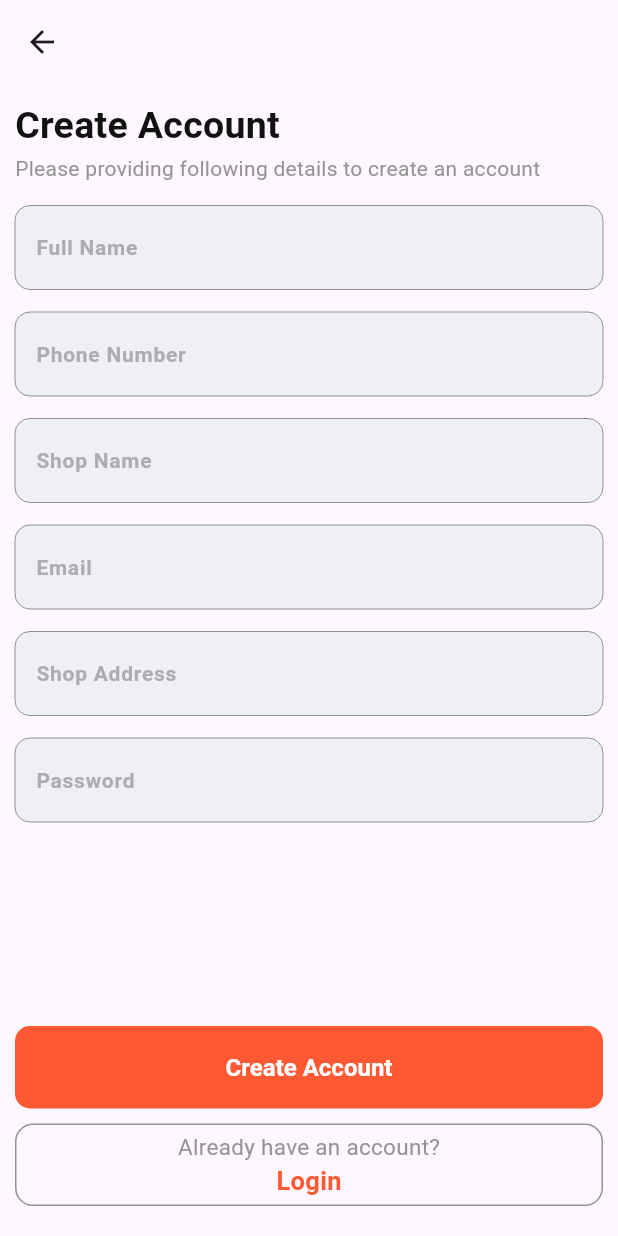
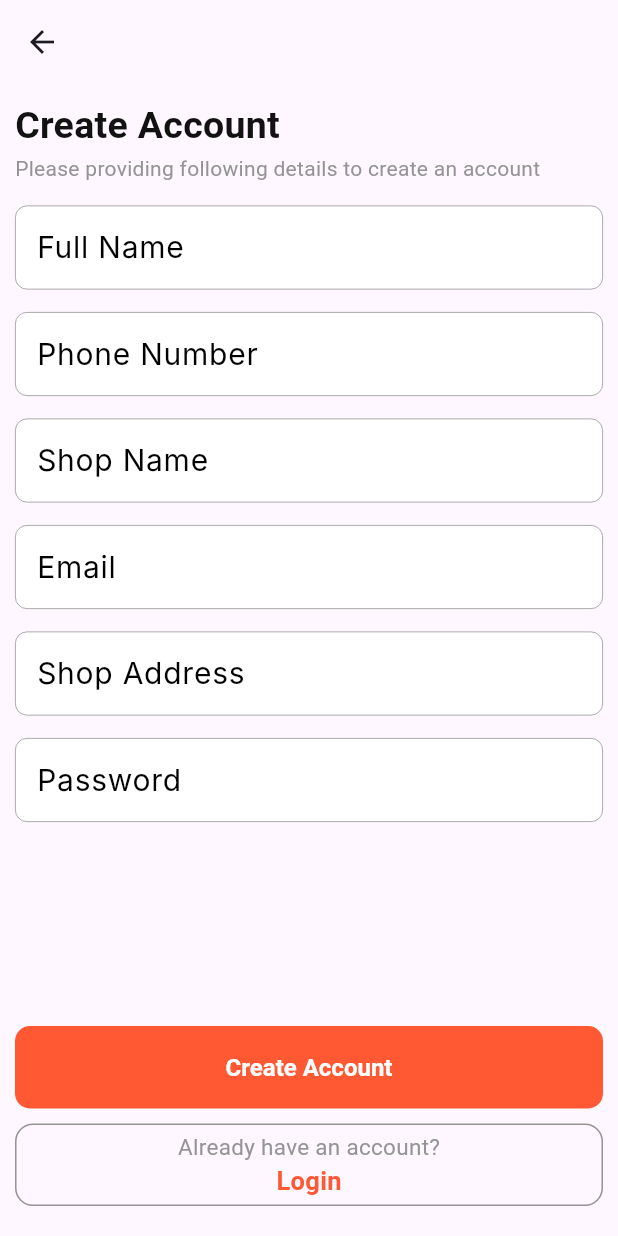
Before and after one commit to IAftabRehman/Karyana-App-with-API-Flutter, a Flutter app: the SignUpScreen screen opened by its route, on a phone screen of 412 x 824 dp. Run offline on Flutter 3.47's test engine with Material 3 defaults, Android fonts, the light colour scheme and no system bars; drawn by our look-alikes of flutter_animate, flutter_bounce; Roboto replaces fonts that are missing (Inter, Poppins).

Commit message:
Create and Update some files

```diff
--- a/lib/Configuration/AppColors.dart
+++ b/lib/Configuration/AppColors.dart
@@ -3,6 +3,7 @@ import 'dart:ui';
 class AppColors{
   static const Color backgroundColor = Color(0xFFFF5934);
   static const Color secondaryBackgroundColor = Color(0xFFEEF0F6);
+  static const Color primaryBackgroundColor = Color(0xFFADADAF);
   static const Color whiteRelatedColor = Color(0xFFFFFFFF);
   static const Color textColor = Color(0xFF121212);
   static const Color greyTypeColor = Color(0xFF949494);
--- a/lib/Configuration/AppRoutes.dart
+++ b/lib/Configuration/AppRoutes.dart
@@ -2,7 +2,6 @@ import 'package:flutter/cupertino.dart';
 import 'package:internship_second_task/Presentation/Views/HomeScreen.dart';
 import 'package:internship_second_task/Presentation/Views/Login.dart';
 import 'package:internship_second_task/Presentation/Views/OnBoardingScreen.dart';
-
 import '../Presentation/Views/SignUpScreen.dart';
 import '../Presentation/Views/SplashScreen.dart';
 
--- /dev/null
+++ b/lib/Models/CategoriesModel.dart
@@ -0,0 +1,6 @@
+class CategoriesModel{
+  final String? name;
+  final String image;
+
+  CategoriesModel({required this.name, required this.image});
+}
--- a/lib/Presentation/Elements/CustomTextField.dart
+++ b/lib/Presentation/Elements/CustomTextField.dart
@@ -1,11 +1,8 @@
 import 'package:flutter/material.dart';
 import 'package:flutter/services.dart';
 
-import '../../Configuration/AppColors.dart';
-
 class MyTextField extends StatefulWidget {
   final String? hintText;
-  final Color? labelColor;
   final TextEditingController? controller;
   final void Function()? onTap;
   final TextInputType keyboardType;
@@ -15,6 +12,7 @@ class MyTextField extends StatefulWidget {
   final TextInputAction? textInputAction;
   final EdgeInsets? contentPadding;
   final bool readOnly;
+  final double? prefixIconSize;
   final TextStyle? suffixStyle;
   final TextStyle? prefixStyle;
   final BoxConstraints? prefixIconConstraints;
@@ -36,6 +34,7 @@ class MyTextField extends StatefulWidget {
   final EdgeInsetsGeometry? containerMargin;
   final EdgeInsetsGeometry? containerPadding;
   final int? maxLines;
+  final int? minLines;
   final TextAlign? textAlign;
   final String? initialTextValue;
   final FocusNode? focusNode;
@@ -46,6 +45,7 @@ class MyTextField extends StatefulWidget {
   final Widget? hint;
   final VoidCallback? onSuffixTap;
   final bool isSuffixIcon;
+  final IconData? suffixIcon;
   final double? suffixIconHeight;
   final double? suffixIconWidth;
   final void Function(String)? onChanged;
@@ -54,11 +54,27 @@ class MyTextField extends StatefulWidget {
   final BoxBorder? textFieldBorder;
   final bool removeBorder;
   final Color? prefixIconColor;
+  final String? fontFamily;
+  final double? paddingTop;
+  final double? paddingBottom;
+  final double? paddingRight;
+  final double? paddingLeft;
+  final IconData? prefixIcon;
+  final Color? prefixBasicIconColor;
+  final String? obscuringCharacter;
+  final Color? passwordIconColor;
+  final Color? suffixIconColor;
+  final TextStyle? labelTextStyle;
 
   const MyTextField({
     super.key,
-    this.labelColor,
     this.btnLabel,
+    this.suffixIconColor,
+    this.labelTextStyle,
+    this.minLines,
+    this.prefixBasicIconColor,
+    this.prefixIconSize,
+    this.fontFamily,
     this.onSuffixTap,
     this.initialTextValue,
     this.hintMaxLines,
@@ -86,6 +102,7 @@ class MyTextField extends StatefulWidget {
     this.readOnly = false,
     this.suffixStyle,
     this.prefixStyle,
+    this.prefixIcon,
     this.keyboardType = TextInputType.text,
     this.validator,
     this.autoValidateMode,
@@ -97,6 +114,7 @@ class MyTextField extends StatefulWidget {
     this.isPasswordField = false,
     this.isSecure = false,
     this.icon,
+    this.suffixIcon,
     this.isSuffixIcon = false,
     this.removeBorder = false,
     this.hint,
@@ -107,6 +125,12 @@ class MyTextField extends StatefulWidget {
     this.labelText,
     this.textFieldBorder,
     this.prefixIconColor,
+    this.paddingBottom,
+    this.paddingTop,
+    this.paddingRight,
+    this.paddingLeft,
+    this.obscuringCharacter,
+    this.passwordIconColor,
   });
 
   @override
@@ -124,23 +148,27 @@ class _MyTextFieldState extends State<MyTextField> {
 
   @override
   Widget build(BuildContext context) {
-    return Container(
+    return Padding(
+      padding: EdgeInsets.only(
+        left: widget.paddingLeft ?? 0,
+        right: widget.paddingRight ?? 0,
+        top: widget.paddingTop ?? 0,
+        bottom: widget.paddingBottom ?? 0,
+      ),
+      child: Container(
         width: widget.width ?? double.infinity,
         height: widget.height ?? 56,
-      // fixed height
         margin: widget.containerMargin,
         padding:
-          widget.containerPadding ?? const EdgeInsets.symmetric(horizontal: 14),
+            widget.containerPadding ??
+            const EdgeInsets.symmetric(horizontal: 14),
         decoration: BoxDecoration(
-        borderRadius: widget.borderRadius ?? BorderRadius.circular(10),
-        color: widget.backgroundColor ?? AppColors.secondaryBackgroundColor,
+          borderRadius: widget.borderRadius ?? BorderRadius.circular(8),
+          color: widget.backgroundColor ?? Colors.white,
           border: widget.removeBorder
               ? null
               : (widget.textFieldBorder ??
-            Border.all(
-              color: const Color(0xFF909090),
-              width: 0.0,
-            )),
+                    Border.all(color: const Color(0xFF909090), width: 0.5)),
         ),
         child: Center(
           child: TextFormField(
@@ -156,32 +184,40 @@ class _MyTextFieldState extends State<MyTextField> {
             keyboardType: widget.keyboardType,
             textInputAction: widget.textInputAction,
             obscureText: widget.isPasswordField ? isTextObscured : false,
-          obscuringCharacter: "*",
+            obscuringCharacter: widget.obscuringCharacter ?? "*",
             readOnly: widget.readOnly,
             autofocus: false,
             maxLines: widget.maxLines ?? 1,
+            minLines: widget.minLines ?? 1,
             validator: widget.validator,
             cursorColor: widget.cursorColor ?? Colors.black,
             decoration:
                 widget.decoration ??
                 InputDecoration(
+                  floatingLabelBehavior: FloatingLabelBehavior.auto,
                   labelText: widget.labelText,
-                labelStyle: TextStyle(
-                  fontFamily: 'Poppins',
-                  color: widget.labelColor ?? Color(0xFFADADAF),
-                  fontSize: 14,
-                  fontWeight: FontWeight.w600,
+                  labelStyle: widget.labelTextStyle ?? TextStyle(
+                    fontFamily: 'Inter',
+                    color: Colors.black,
+                    fontSize: 20,
+                    fontWeight: FontWeight.normal,
                   ),
                   isDense: true,
-                prefixIcon: widget.icon != null && !widget.isSuffixIcon
+                  prefixIcon: widget.prefixIcon != null
+                      ? Icon(widget.prefixIcon, size: widget.prefixIconSize)
+                      : widget.prefixIcon == null &&
+                            widget.icon != null &&
+                            !widget.isSuffixIcon
                       ? Padding(
                           padding: const EdgeInsets.symmetric(horizontal: 8),
                           child: Image.asset(
                             widget.icon!,
-                          height: 20,
-                          width: 20,
+                            height: 30,
+                            width: 30,
                             fit: BoxFit.contain,
-                          color: widget.prefixIconColor ?? const Color(0xff7B7B7B),
+                            color:
+                                widget.prefixIconColor ??
+                                const Color(0xff7B7B7B),
                             errorBuilder: (context, error, stackTrace) =>
                                 const Icon(Icons.error, size: 20),
                           ),
@@ -197,8 +233,8 @@ class _MyTextFieldState extends State<MyTextField> {
                             isTextObscured
                                 ? Icons.visibility_off_outlined
                                 : Icons.visibility_outlined,
-                          color: const Color(0xff8697AC),
-                          size: 20,
+                            color: widget.passwordIconColor ?? Colors.black,
+                            size: 25,
                           ),
                           padding: EdgeInsets.zero,
                           constraints: const BoxConstraints(
@@ -227,7 +263,14 @@ class _MyTextFieldState extends State<MyTextField> {
                             ),
                           ),
                         )
+                      : widget.suffixIcon != null
+                      ? Icon(
+                          widget.suffixIcon,
+                          size: widget.suffixIconHeight ?? 22,
+                          color: widget.suffixIconColor ?? Color(0xff8697AC),
+                        )
                       : null,
+
                   filled: false,
                   hintText: widget.hintText,
                   hint: widget.hint,
@@ -237,7 +280,7 @@ class _MyTextFieldState extends State<MyTextField> {
                   hintStyle:
                       widget.hintStyle ??
                       TextStyle(
-                      fontFamily: 'Poppins',
+                        fontFamily: 'Inter',
                         color: widget.hintColor ?? const Color(0xFF909090),
                         fontSize: widget.hintSize ?? 14,
                         fontWeight: FontWeight.w500,
@@ -252,10 +295,11 @@ class _MyTextFieldState extends State<MyTextField> {
             style:
                 widget.inputTextStyle ??
                 TextStyle(
-                color: widget.textColor ?? AppColors.textColor,
-                fontFamily: 'Poppins',
+                  color: widget.textColor ?? Colors.black,
+                  fontFamily: "Inter",
                   fontSize: widget.textSize ?? 15,
                   fontWeight: FontWeight.w400,
+                ),
           ),
         ),
       ),
```
Also changed, not shown: lib/Presentation/Views/HomeScreen.dart (added, +148 -0 lines), pubspec.yaml (+4 -4 lines), assets/icons/searchIcon.png (added), assets/images/barley.png (added), assets/images/corn.png (added), assets/images/mainDashboard.png (added), assets/images/oats.png (added), assets/images/rice.png (added), assets/images/wheat.png (added). Lines whose indentation alone changed are shown as unchanged.
